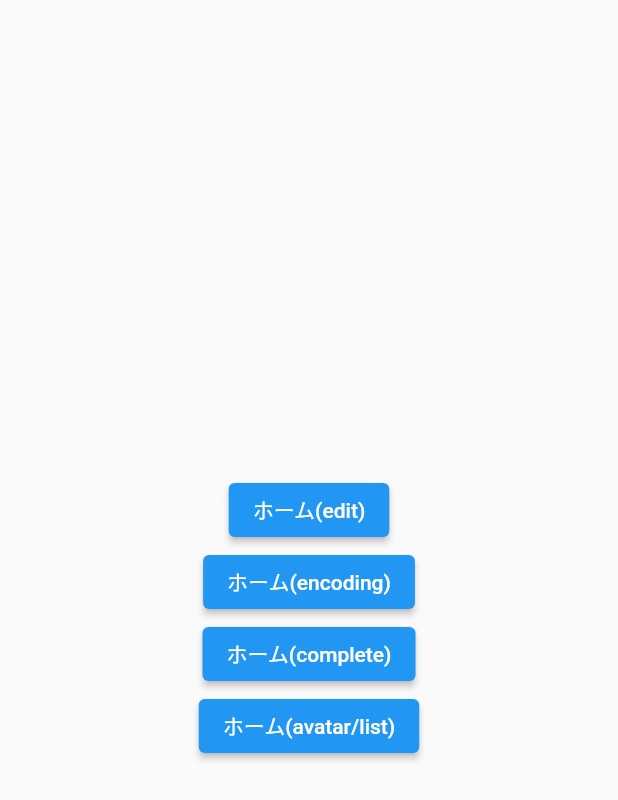
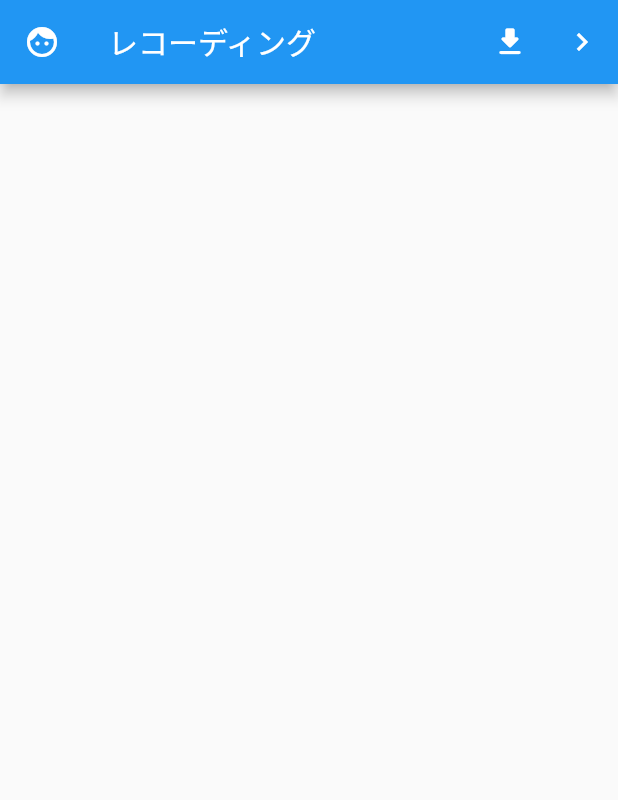
Before and after one commit to maropook/neon3, a Flutter app: the screen it shows after launch, on a phone screen of 412 x 824 dp. Shown: the top 800 px of the screen. Run offline on Flutter 3.47's test engine with Material 2 defaults, Android fonts, the phone set to English and light mode, and no system bars; our stand-ins replace flutter_svg, go_router, hooks_riverpod, url_strategy.

Commit message:
create app_bar fix go_router

```diff
--- a/lib/ui/pages/page_router.dart
+++ b/lib/ui/pages/page_router.dart
@@ -18,7 +18,7 @@ class PageRouter {
       },
       routes: [
         GoRoute(
-            path: 'avatar/list', //頭に?入れないように注意する
+            path: 'avatar/list', //頭に/入れないように注意する
             builder: (BuildContext context, GoRouterState state) {
               return const AvatarListPage();
             },
--- a/lib/ui/pages/recording_page/recording_page.dart
+++ b/lib/ui/pages/recording_page/recording_page.dart
@@ -7,35 +7,24 @@ class RecordingPage extends StatelessWidget {
   @override
   Widget build(BuildContext context) {
     return Scaffold(
+      appBar: AppBar(
+        title: const Text('レコーディング'),
+        actions: [
+          IconButton(
+              onPressed: () => context.go('/import'),
+              icon: const Icon(Icons.download_rounded)),
+          IconButton(
+              onPressed: () => context.go('/edit'),
+              icon: const Icon(Icons.chevron_right)),
+        ],
+        leading: IconButton(
+            onPressed: () => context.go('/avatar/list'),
+            icon: const Icon(Icons.face)),
+      ),
       body: Center(
         child: Column(
           mainAxisAlignment: MainAxisAlignment.center,
-          children: [
-            ElevatedButton(
-              onPressed: () {
-                context.go('/edit');
-              },
-              child: const Text('ホーム(edit)'),
-            ),
-            ElevatedButton(
-              onPressed: () {
-                context.go('/encoding');
-              },
-              child: const Text('ホーム(encoding)'),
-            ),
-            ElevatedButton(
-              onPressed: () {
-                context.go('/complete');
-              },
-              child: const Text('ホーム(complete)'),
-            ),
-            ElevatedButton(
-              onPressed: () {
-                context.go('/avatar/list');
-              },
-              child: const Text('ホーム(avatar/list)'),
-            ),
-          ],
+          children: [],
         ),
       ),
     );
```
Also changed, not shown: lib/ui/pages/complete_page/complete_page.dart (+11 -7 lines), lib/ui/pages/edit_page/edit_page.dart (+12 -6 lines), lib/ui/pages/encoding_page/encoding_page.dart (+11 -7 lines).
